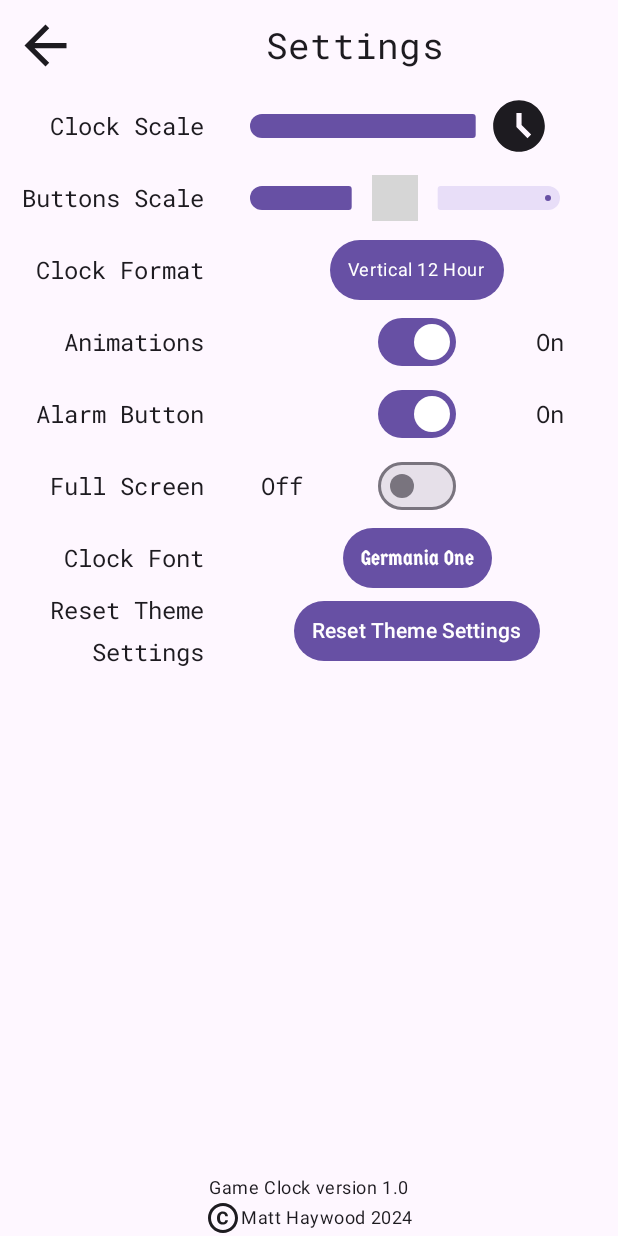
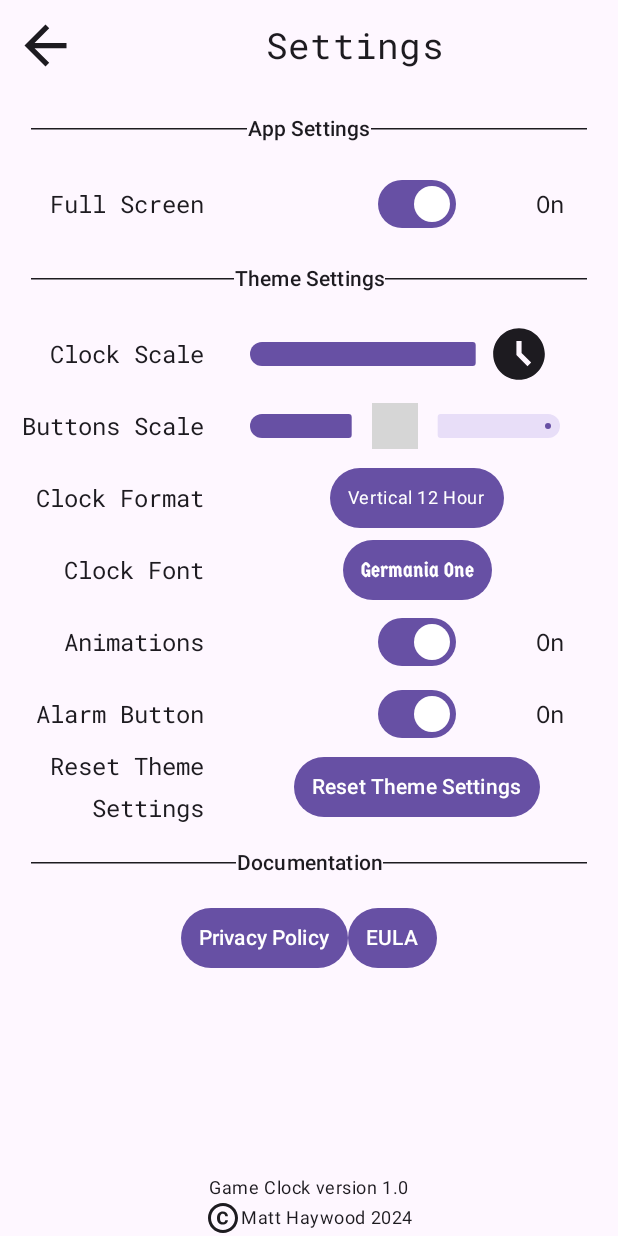
Before and after one commit to Matt-Haywood/Game-Clock, an Android app built with Jetpack Compose: the SettingsScreen screen opened through its navigation route, after a tap on "Off", on a phone screen of 412 x 824 dp. Run offline under Robolectric (Android 15) with nearby library versions, the phone set to English and light mode, and no system bars; our stand-ins replace AdMob, Dagger/Hilt's generated code, Room's generated code, constraintlayout-compose; Roboto replaces fonts that are not available here; 1 other tap on this screen came first; grey boxes are pictures that could not be loaded.

Commit message:
Changed SettingsScreen to include headers for different types of settings and include links to Priv policy and EULA

```diff
--- a/app/src/main/java/com/example/gameclock/ui/screens/SettingsScreen.kt
+++ b/app/src/main/java/com/example/gameclock/ui/screens/SettingsScreen.kt
@@ -1,5 +1,7 @@
 package com.example.gameclock.ui.screens
 
+import android.content.Intent
+import android.net.Uri
 import androidx.activity.compose.BackHandler
 import androidx.compose.animation.AnimatedVisibility
 import androidx.compose.animation.fadeIn
@@ -24,6 +26,7 @@ import androidx.compose.material3.CaretProperties
 import androidx.compose.material3.DropdownMenu
 import androidx.compose.material3.DropdownMenuItem
 import androidx.compose.material3.ExperimentalMaterial3Api
+import androidx.compose.material3.HorizontalDivider
 import androidx.compose.material3.Icon
 import androidx.compose.material3.Label
 import androidx.compose.material3.MaterialTheme
@@ -44,6 +47,7 @@ import androidx.compose.runtime.setValue
 import androidx.compose.ui.Alignment
 import androidx.compose.ui.Modifier
 import androidx.compose.ui.graphics.painter.Painter
+import androidx.compose.ui.platform.LocalContext
 import androidx.compose.ui.res.painterResource
 import androidx.compose.ui.res.stringResource
 import androidx.compose.ui.semantics.contentDescription
@@ -132,6 +136,15 @@ fun SettingsScreen(clockViewModel: ClockViewModel, onBackClick: () -> Unit) {
                 .fillMaxSize()
                 .verticalScroll(scrollState)
         ) {
+            SettingsHeader(headerText = stringResource(R.string.app_wide_settings))
+
+            ToggleRow(
+                settingsTextWeight = settingsTextWeight,
+                rowText = R.string.full_screen,
+                settingEnabled = uiState.isFullScreen,
+                onClick = { clockViewModel.toggleFullScreen() })
+
+            SettingsHeader(headerText = stringResource(R.string.theme_settings))
             SliderRow(
                 sliderThumb = painterResource(id = R.drawable.baseline_access_time_filled_24),
                 sliderValue = uiState.clockScale,
@@ -149,12 +162,6 @@ fun SettingsScreen(clockViewModel: ClockViewModel, onBackClick: () -> Unit) {
                 onValueChangeFinished = { clockViewModel.updateButtonsScale(buttonScaleSlider) },
                 settingsTextWeight = settingsTextWeight
             )
-
-//            ToggleRow(
-//                settingsTextWeight = settingsTextWeight,
-//                rowText = R.string.show_seconds,
-//                settingEnabled = uiState.showSeconds,
-//                onClick = { clockViewModel.toggleSeconds() })
             ChoiceRow(
                 settingsTextWeight = settingsTextWeight,
                 rowText = R.string.clock_format,
@@ -163,6 +170,18 @@ fun SettingsScreen(clockViewModel: ClockViewModel, onBackClick: () -> Unit) {
                 onChoiceChange = { choice ->
                     if (choice is ClockFormat) {
                         clockViewModel.updateClockFormat(choice)
+                    }
+                }
+            )
+
+            ChoiceRow(
+                settingsTextWeight = settingsTextWeight,
+                rowText = R.string.clock_font,
+                currentChoice = uiState.clockFont,
+                choices = ClockFont.entries.toList(),
+                onChoiceChange = { choice ->
+                    if (choice is ClockFont) {
+                        clockViewModel.updateClockFont(choice)
                     }
                 }
             )
@@ -185,23 +204,6 @@ fun SettingsScreen(clockViewModel: ClockViewModel, onBackClick: () -> Unit) {
 //                settingEnabled = uiState.showTimerButton,
 //                onClick = { clockViewModel.toggleTimerButton() })
 
-            ToggleRow(
-                settingsTextWeight = settingsTextWeight,
-                rowText = R.string.full_screen,
-                settingEnabled = uiState.isFullScreen,
-                onClick = { clockViewModel.toggleFullScreen() })
-
-            ChoiceRow(
-                settingsTextWeight = settingsTextWeight,
-                rowText = R.string.clock_font,
-                currentChoice = uiState.clockFont,
-                choices = ClockFont.entries.toList(),
-                onChoiceChange = { choice ->
-                    if (choice is ClockFont) {
-                        clockViewModel.updateClockFont(choice)
-                    }
-                }
-            )
 
             ResetSettingsButton(
                 settingsTextWeight = settingsTextWeight,
@@ -209,8 +211,29 @@ fun SettingsScreen(clockViewModel: ClockViewModel, onBackClick: () -> Unit) {
                 onClick = { clockViewModel.resetThemeToDefaults() }
             )
 
+            SettingsHeader(headerText = stringResource(R.string.other_settings))
+
+            DeepLinkRow(settingsTextWeight = settingsTextWeight)
+
 
         }
+    }
+
+}
+
+
+@Composable
+fun SettingsHeader(headerText: String = "Test") {
+    Box(contentAlignment = Alignment.Center, modifier = Modifier.fillMaxWidth()) {
+        HorizontalDivider(modifier = Modifier.fillMaxWidth(0.9f), color = MaterialTheme.colorScheme.onSurface)
+    Text(
+        text = headerText,
+        style = MaterialTheme.typography.titleSmall,
+        textAlign = TextAlign.Center,
+        modifier = Modifier.padding(16.dp).background(MaterialTheme.colorScheme.surface)
+    )
+
+
     }
 
 }
@@ -290,8 +313,6 @@ fun ToggleRow(
     settingEnabled: Boolean,
     onClick: (Boolean) -> Unit
 ) {
-
-//    val selectedIndex = if (settingEnabled) 0 else 1
     Row(verticalAlignment = Alignment.CenterVertically) {
         Text(
             text = stringResource(rowText),
@@ -348,23 +369,6 @@ fun ToggleRow(
                     }
                 }
             }
-
-//            SingleChoiceSegmentedButtonRow {
-//                toggleOptions.forEachIndexed { index, label ->
-//                    SegmentedButton(
-//                        selected = index == selectedIndex,
-//                        onClick = onClick,
-//                        shape = SegmentedButtonDefaults.itemShape(
-//                            index = index,
-//                            count = toggleOptions.size
-//                        )
-//                    ) {
-//                        Text(text = label)
-//                    }
-//                }
-//
-//            }
-
         }
     }
 }
@@ -527,6 +531,47 @@ fun ResetSettingsButton(
     }
 }
 
+@Composable
+fun DeepLinkRow(
+    settingsTextWeight: Float,
+){
+    val context = LocalContext.current
+    Row(verticalAlignment = Alignment.CenterVertically) {
+        Column(
+            horizontalAlignment = Alignment.CenterHorizontally,
+            modifier = Modifier.weight(1f - settingsTextWeight)
+        ) {
+            Row(
+                horizontalArrangement = Arrangement.SpaceEvenly,
+                verticalAlignment = Alignment.CenterVertically
+            ) {
+                TextButton(
+                    colors = ButtonDefaults.textButtonColors(
+                        containerColor = MaterialTheme.colorScheme.primary,
+                        contentColor = MaterialTheme.colorScheme.onPrimary
+                    ),
+                    onClick = {
+                        val intent = Intent(Intent.ACTION_VIEW, Uri.parse("https://matt-haywood.github.io/PrivacyPolicy/"))
+                        context.startActivity(intent)
+                    }) {
+                    Text(text = stringResource(R.string.privacy_policy))
+                }
+                TextButton(
+                    colors = ButtonDefaults.textButtonColors(
+                        containerColor = MaterialTheme.colorScheme.primary,
+                        contentColor = MaterialTheme.colorScheme.onPrimary
+                    ),
+                    onClick = {
+                        val intent = Intent(Intent.ACTION_VIEW, Uri.parse("https://www.app-privacy-policy.com/live.php?token=F4zVmSVTi2HRmzfVdTeKuBhPAmxl4wlA"))
+                        context.startActivity(intent)
+                    }) {
+                    Text(text = stringResource(R.string.eula))
+                }
+            }
+        }
+    }
+}
+
 
 @Preview(
     showBackground = true,
--- a/app/src/main/res/values/strings.xml
+++ b/app/src/main/res/values/strings.xml
@@ -30,4 +30,10 @@
     <string name="settings_bottom_bar">Matt Haywood 2024</string>
     <string name="copyright_logo">copyright logo</string>
     <string name="app_version">Game Clock version 1.0</string>
+    <string name="view_privacy_policy">View Privacy Policy</string>
+    <string name="privacy_policy">Privacy Policy</string>
+    <string name="eula">EULA</string>
+    <string name="app_wide_settings">App Settings</string>
+    <string name="theme_settings">Theme Settings</string>
+    <string name="other_settings">Documentation</string>
 </resources>
```
